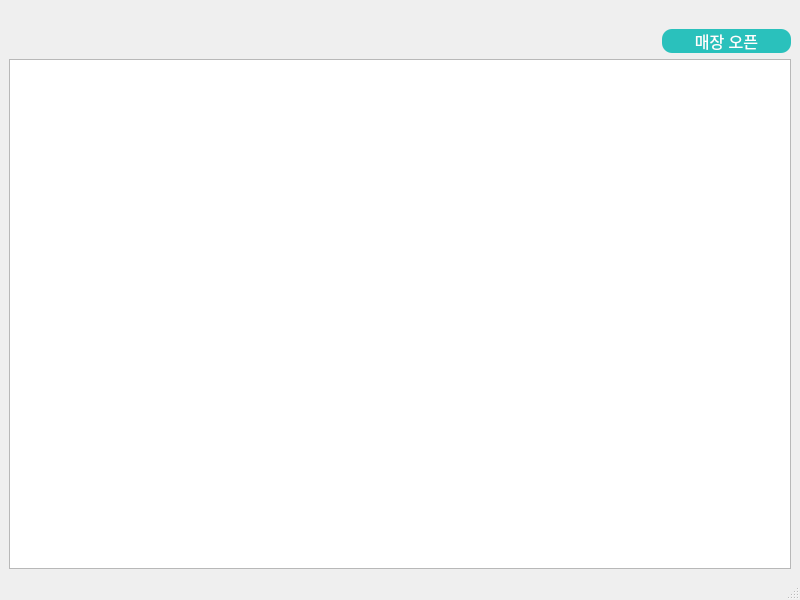
This is CustomerMarket/marcketmain.ui in LeeSooBin96/BockPang as Qt 5 draws it before an edit. The edited form follows.
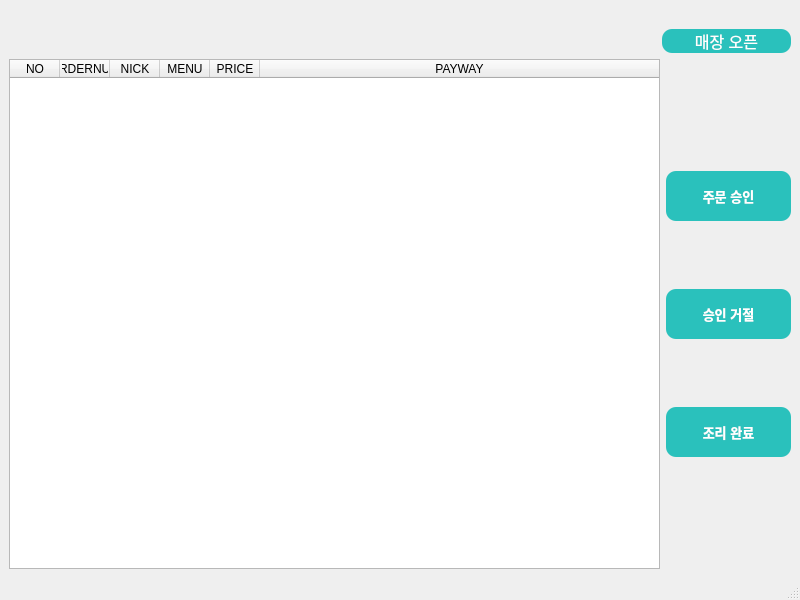
This is the edited form. Icons and pictures are not drawn.

Diff of the .ui file:
```diff
--- a/CustomerMarket/marcketmain.ui
+++ b/CustomerMarket/marcketmain.ui
@@ -14,7 +14,7 @@
    <string>MarcketMain</string>
   </property>
   <widget class="QWidget" name="centralwidget">
-   <layout class="QVBoxLayout" name="verticalLayout_2">
+   <layout class="QVBoxLayout" name="verticalLayout_3">
     <item>
      <layout class="QHBoxLayout" name="horizontalLayout" stretch="4,1,1">
       <item>
@@ -78,7 +78,163 @@
      </layout>
     </item>
     <item>
-     <widget class="QTableWidget" name="tableWidget"/>
+     <layout class="QHBoxLayout" name="horizontalLayout_2">
+      <item>
+       <widget class="QTableWidget" name="tableWidget">
+        <property name="horizontalScrollBarPolicy">
+         <enum>Qt::ScrollBarAlwaysOff</enum>
+        </property>
+        <property name="editTriggers">
+         <set>QAbstractItemView::NoEditTriggers</set>
+        </property>
+        <property name="selectionBehavior">
+         <enum>QAbstractItemView::SelectRows</enum>
+        </property>
+        <attribute name="horizontalHeaderVisible">
+         <bool>true</bool>
+        </attribute>
+        <attribute name="horizontalHeaderMinimumSectionSize">
+         <number>10</number>
+        </attribute>
+        <attribute name="horizontalHeaderDefaultSectionSize">
+         <number>50</number>
+        </attribute>
+        <attribute name="horizontalHeaderStretchLastSection">
+         <bool>true</bool>
+        </attribute>
+        <attribute name="verticalHeaderVisible">
+         <bool>false</bool>
+        </attribute>
+        <attribute name="verticalHeaderStretchLastSection">
+         <bool>false</bool>
+        </attribute>
+        <column>
+         <property name="text">
+          <string>NO</string>
+         </property>
+        </column>
+        <column>
+         <property name="text">
+          <string>ORDERNUM</string>
+         </property>
+        </column>
+        <column>
+         <property name="text">
+          <string>NICK</string>
+         </property>
+        </column>
+        <column>
+         <property name="text">
+          <string>MENU</string>
+         </property>
+        </column>
+        <column>
+         <property name="text">
+          <string>PRICE</string>
+         </property>
+        </column>
+        <column>
+         <property name="text">
+          <string>PAYWAY</string>
+         </property>
+        </column>
+       </widget>
+      </item>
+      <item>
+       <layout class="QVBoxLayout" name="verticalLayout_2">
+        <property name="topMargin">
+         <number>50</number>
+        </property>
+        <property name="bottomMargin">
+         <number>50</number>
+        </property>
+        <item>
+         <widget class="QPushButton" name="btnOrder_ok">
+          <property name="minimumSize">
+           <size>
+            <width>125</width>
+            <height>50</height>
+           </size>
+          </property>
+          <property name="font">
+           <font>
+            <pointsize>10</pointsize>
+            <bold>true</bold>
+           </font>
+          </property>
+          <property name="cursor">
+           <cursorShape>PointingHandCursor</cursorShape>
+          </property>
+          <property name="styleSheet">
+           <string notr="true">color: rgb(255, 255, 255);
+background-color: rgb(42, 193, 188);
+border-radius:10px;
+</string>
+          </property>
+          <property name="text">
+           <string>주문 승인</string>
+          </property>
+         </widget>
+        </item>
+        <item>
+         <widget class="QPushButton" name="btnOrder_back">
+          <property name="minimumSize">
+           <size>
+            <width>125</width>
+            <height>50</height>
+           </size>
+          </property>
+          <property name="font">
+           <font>
+            <pointsize>10</pointsize>
+            <bold>true</bold>
+           </font>
+          </property>
+          <property name="cursor">
+           <cursorShape>PointingHandCursor</cursorShape>
+          </property>
+          <property name="styleSheet">
+           <string notr="true">color: rgb(255, 255, 255);
+background-color: rgb(42, 193, 188);
+border-radius:10px;
+</string>
+          </property>
+          <property name="text">
+           <string>승인 거절</string>
+          </property>
+         </widget>
+        </item>
+        <item>
+         <widget class="QPushButton" name="pushButton_3">
+          <property name="minimumSize">
+           <size>
+            <width>125</width>
+            <height>50</height>
+           </size>
+          </property>
+          <property name="font">
+           <font>
+            <pointsize>10</pointsize>
+            <bold>true</bold>
+           </font>
+          </property>
+          <property name="cursor">
+           <cursorShape>PointingHandCursor</cursorShape>
+          </property>
+          <property name="styleSheet">
+           <string notr="true">color: rgb(255, 255, 255);
+background-color: rgb(42, 193, 188);
+border-radius:10px;
+</string>
+          </property>
+          <property name="text">
+           <string>조리 완료</string>
+          </property>
+         </widget>
+        </item>
+       </layout>
+      </item>
+     </layout>
     </item>
    </layout>
   </widget>
```
Left out of the diff: 55 changed lines with no effect on the pictures.
